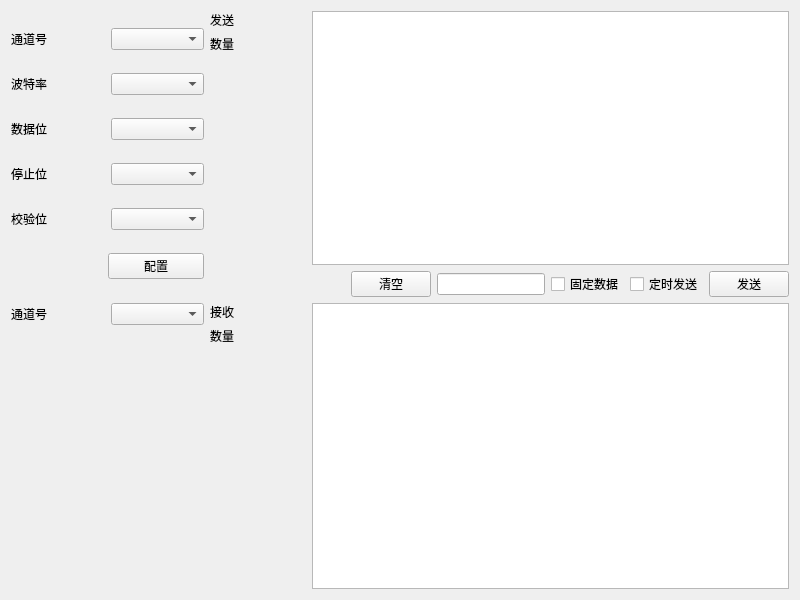
Old version of the form ASL232.ui in the repository FY1043031060/QT_CUST_SERIAL_TEST.
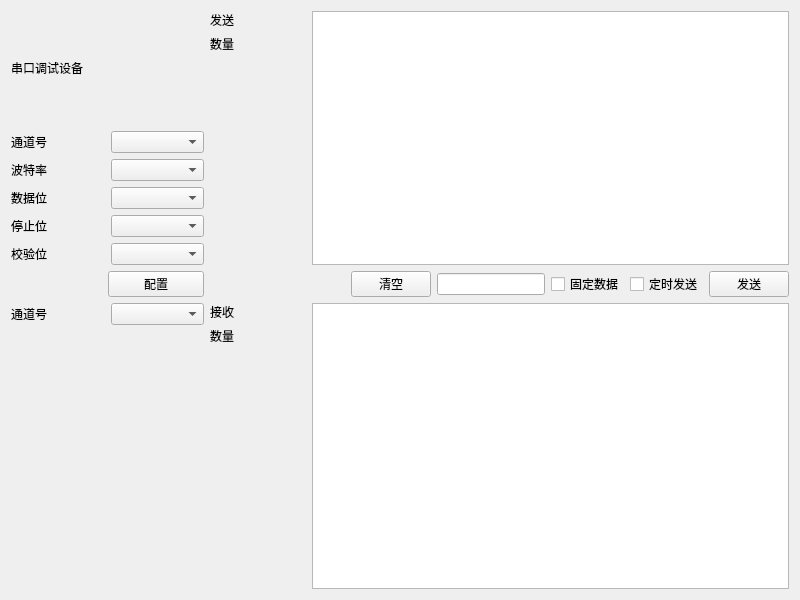
New version of the form.

Diff of the .ui file:
```diff
--- a/ASL232.ui
+++ b/ASL232.ui
@@ -17,7 +17,14 @@
    <item>
     <layout class="QHBoxLayout" name="horizontalLayout_12" stretch="1,3">
      <item>
-      <layout class="QVBoxLayout" name="verticalLayout_5" stretch="1,1,1,1,1,1">
+      <layout class="QVBoxLayout" name="verticalLayout_5" stretch="1,1,1,1,1,1,1">
+       <item>
+        <widget class="QLabel" name="labelDevName">
+         <property name="text">
+          <string>串口调试设备</string>
+         </property>
+        </widget>
+       </item>
        <item>
         <layout class="QHBoxLayout" name="horizontalLayout" stretch="1,1">
          <item>
```
